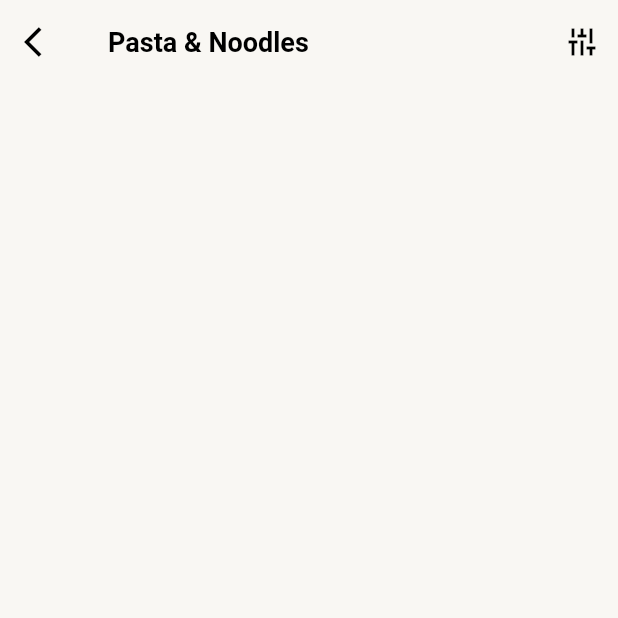
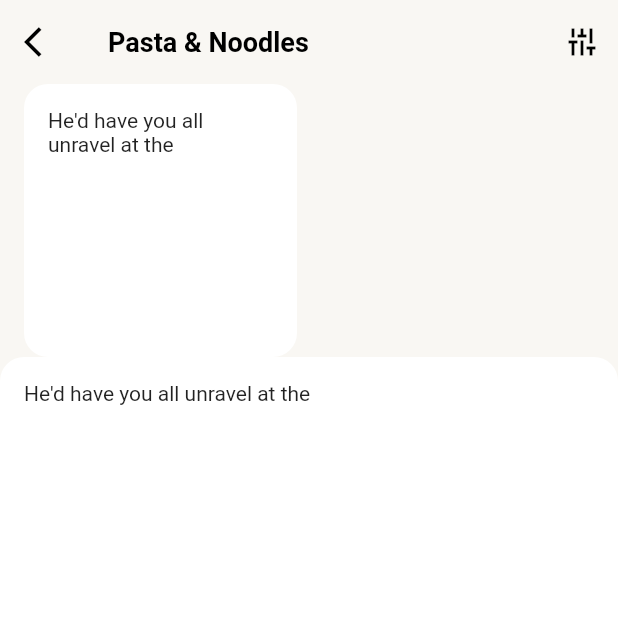
Before and after one commit to kn4rfy/flutter_design_challenge, a Flutter app: the screen it shows after launch, on a phone screen of 412 x 824 dp, the top half of it. Run offline on Flutter 3.47's test engine with Material 2 defaults, Android fonts, the phone set to English and light mode, and no system bars.

Commit message:
Added slivers

```diff
--- a/lib/challenges/cart/cart.dart
+++ b/lib/challenges/cart/cart.dart
@@ -14,8 +14,15 @@ class CartPageState extends State<CartPage> {
   Widget build(BuildContext context) {
     return Scaffold(
       backgroundColor: Color.fromRGBO(249, 247, 243, 1),
-      appBar: AppBar(
+      body: SafeArea(
+        child: CustomScrollView(
+          primary: false,
+          slivers: <Widget>[
+            SliverAppBar(
               elevation: 0,
+              floating: true,
+              pinned: true,
+              snap: true,
               backgroundColor: Color.fromRGBO(249, 247, 243, 1),
               textTheme: TextTheme(
                   title: TextStyle(
@@ -43,11 +50,45 @@ class CartPageState extends State<CartPage> {
                         onPressed: () => {}))
               ],
             ),
-      body: SafeArea(
-        child: GestureDetector(
-          onTap: () {
-            FocusScope.of(context).requestFocus(new FocusNode());
+            SliverPadding(
+                padding: const EdgeInsets.symmetric(horizontal: 16),
+                sliver: SliverGrid(
+                  gridDelegate: SliverGridDelegateWithFixedCrossAxisCount(
+                    crossAxisCount: 2,
+                    mainAxisSpacing: 16,
+                    crossAxisSpacing: 16,
+                    childAspectRatio: 1,
+                  ),
+                  delegate: SliverChildBuilderDelegate(
+                    (BuildContext context, int index) {
+                      return Container(
+                        child: Padding(
+                          padding: const EdgeInsets.all(16),
+                          child: Text('He\'d have you all unravel at the'),
+                        ),
+                        decoration: BoxDecoration(
+                            color: Colors.white,
+                            borderRadius: BorderRadius.circular(16)),
+                      );
                     },
+                    childCount: 1,
+                  ),
+                )),
+            SliverFillViewport(delegate: SliverChildBuilderDelegate(
+              (BuildContext context, int index) {
+                return Container(
+                  child: Padding(
+                    padding: const EdgeInsets.all(16),
+                    child: Text('He\'d have you all unravel at the'),
+                  ),
+                  decoration: BoxDecoration(
+                      color: Colors.white,
+                      borderRadius: BorderRadius.circular(16)),
+                );
+              },
+              childCount: 1
+            ))
+          ],
         ),
       ),
     );
```
Lines whose indentation alone changed are shown as unchanged.
